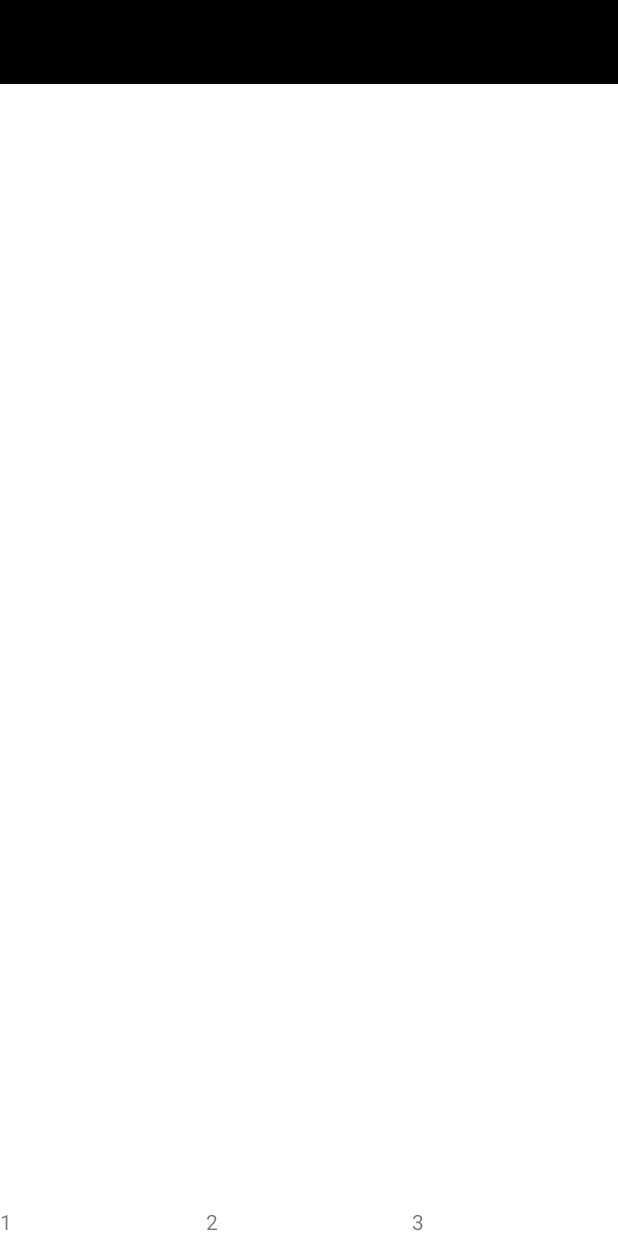
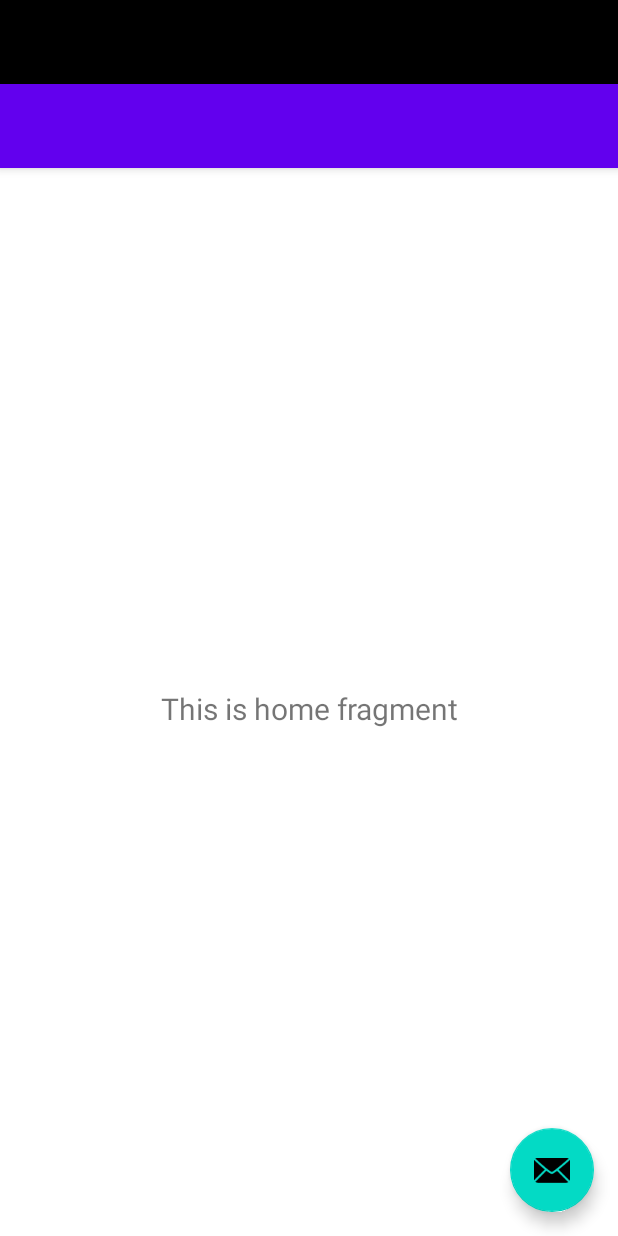
Before and after one commit to den1source/Application-for-booking-products, an Android app: the layout menu_products.xml on its own in the app's theme, with its tools: preview values and no code run, on a phone screen of 412 x 824 dp. Run offline under Robolectric (Android 15) with nearby library versions, the phone set to English and light mode, and no system bars.

Commit message:
get new errors

```diff
--- a/appbooking/app/src/main/res/layout/menu_products.xml
+++ b/appbooking/app/src/main/res/layout/menu_products.xml
@@ -8,59 +8,11 @@
     android:fitsSystemWindows="true"
     tools:openDrawer="start">
 
-    <LinearLayout
+    <include
+        android:id="@+id/app_bar_menu_products"
+        layout="@layout/app_bar_menu_products"
         android:layout_width="match_parent"
-        android:layout_height="match_parent"
-        android:orientation="vertical">
-
-        <LinearLayout
-            android:layout_width="match_parent"
-            android:layout_height="0dp"
-            android:layout_weight="1"
-            android:orientation="horizontal">
-
-            <ImageView
-                android:id="@+id/imageView1"
-                android:layout_width="0dp"
-                android:layout_height="match_parent"
-                android:layout_weight="1"/>
-
-
-            <ImageView
-                android:id="@+id/imageView2"
-                android:layout_width="0dp"
-                android:layout_height="match_parent"
-                android:layout_weight="1"/>
-
-
-        </LinearLayout>
-
-        <LinearLayout
-            android:layout_width="match_parent"
-            android:layout_height="wrap_content"
-            android:orientation="horizontal">
-
-            <TextView
-                android:layout_width="0dp"
-                android:layout_height="wrap_content"
-                android:layout_weight="1"
-                android:text="1" />
-
-            <TextView
-                android:layout_width="0dp"
-                android:layout_height="wrap_content"
-                android:layout_weight="1"
-                android:text="2" />
-
-            <TextView
-                android:layout_width="0dp"
-                android:layout_height="wrap_content"
-                android:layout_weight="1"
-                android:text="3" />
-
-        </LinearLayout>
-
-    </LinearLayout>
+        android:layout_height="match_parent" />
 
     <com.google.android.material.navigation.NavigationView
         android:id="@+id/nav_view"
@@ -71,4 +23,23 @@
         app:headerLayout="@layout/nav_header_menu_products"
         app:menu="@menu/menu_products_drawer" />
 
+    <LinearLayout
+        android:id="@+id/imageContainer"
+        android:layout_width="match_parent"
+        android:layout_height="wrap_content"
+        android:orientation="vertical">
+
+        <!-- Ваши изображения будут добавлены здесь -->
+
+    </LinearLayout>
+
+    <LinearLayout
+        android:id="@+id/textContainer"
+        android:layout_width="match_parent"
+        android:layout_height="wrap_content"
+        android:orientation="vertical">
+
+        <!-- Ваши текстовые элементы будут добавлены здесь -->
+
+    </LinearLayout>
 </androidx.drawerlayout.widget.DrawerLayout>
--- a/servak/src/main/java/com/example/servak/HttpControllerREST.java
+++ b/servak/src/main/java/com/example/servak/HttpControllerREST.java
@@ -41,8 +41,10 @@ public class HttpControllerREST extends HttpServlet {
                 byte[] imageBytes = imageToBytes("Data/Images/Types/" + request.getParameter("number") + ".jpg");
                 return ResponseEntity.ok().body(imageBytes);
             }
+
             case "images_products" -> {//выбор товара
                 byte[] imageBytes = imageToBytes("Data/Images/Products/" + request.getParameter("number") + ".jpg");
+                System.out.println("Data/Images/Products/" + request.getParameter("number") + ".jpg");
                 return ResponseEntity.ok().body(imageBytes);
             }
             default -> {
@@ -113,7 +115,7 @@ public class HttpControllerREST extends HttpServlet {
 
     private ArrayList<String> get_num_of_products(String str) throws SQLException, ClassNotFoundException {
         ArrayList<String> data = new ArrayList<>();
-        System.out.println(str);
+
         Class.forName("org.postgresql.Driver");
         Connection c = DriverManager.getConnection("jdbc:postgresql://ep-shiny-recipe-198866.eu-central-1.aws.neon.tech/neondb",
                 "denis21042", "JfWRQ5PG9iKn");
```
Also changed, not shown: appbooking/app/src/main/java/ru/samsung/appbooking/menu_products.java (+64 -37 lines).
